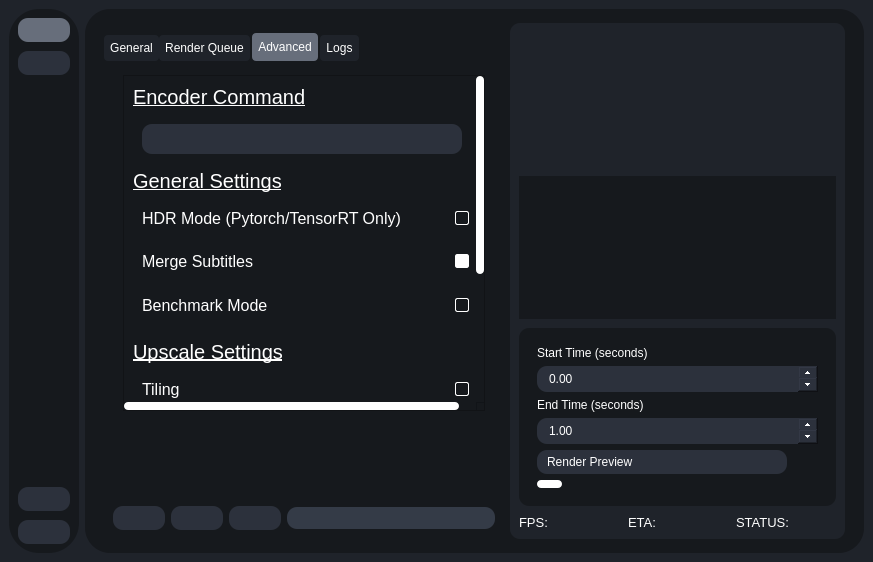
The window that testRVEInterface.ui (gokulmc/enhance_crop) describes before a commit, drawn with Qt 5.
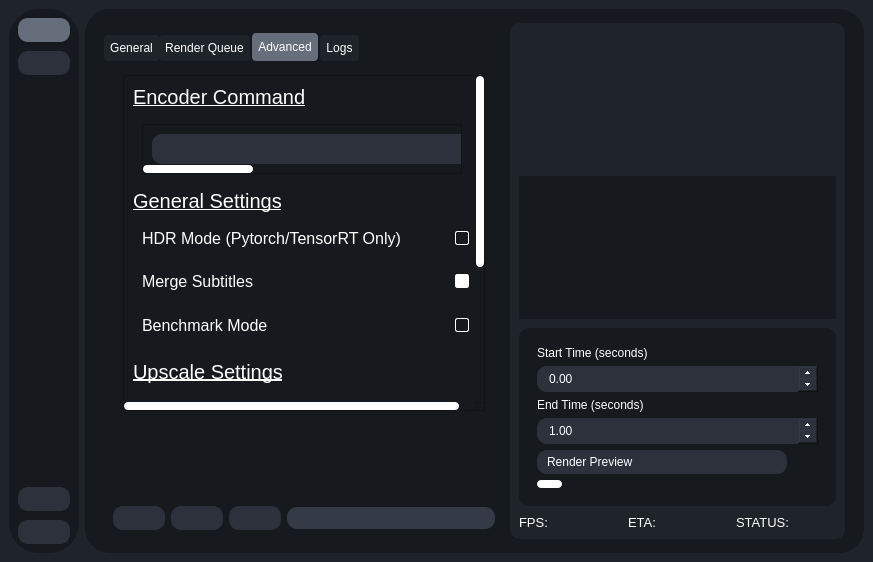
The same window after the commit. The open tabs and pages were chosen to show the change. Icons and pictures are not drawn.

Commit message: dynamically resize encoder command line edit

Diff of the .ui file:
```diff
--- a/testRVEInterface.ui
+++ b/testRVEInterface.ui
@@ -1856,8 +1856,8 @@
                                <rect>
                                 <x>0</x>
                                 <y>0</y>
-                                <width>369</width>
-                                <height>578</height>
+                                <width>376</width>
+                                <height>589</height>
                                </rect>
                               </property>
                               <layout class="QVBoxLayout" name="verticalLayout_33">
@@ -1910,17 +1910,48 @@
                                      <item>
                                       <widget class="QWidget" name="widget_32" native="true">
                                        <layout class="QHBoxLayout" name="horizontalLayout_51">
-                                        <item alignment="Qt::AlignmentFlag::AlignTop">
-                                         <widget class="QLineEdit" name="EncoderCommand">
+                                        <item>
+                                         <widget class="QScrollArea" name="scrollArea_6">
                                           <property name="minimumSize">
                                            <size>
                                             <width>0</width>
-                                            <height>30</height>
+                                            <height>50</height>
                                            </size>
                                           </property>
+                                          <property name="verticalScrollBarPolicy">
+                                           <enum>Qt::ScrollBarPolicy::ScrollBarAlwaysOff</enum>
+                                          </property>
+                                          <property name="horizontalScrollBarPolicy">
+                                           <enum>Qt::ScrollBarPolicy::ScrollBarAsNeeded</enum>
+                                          </property>
+                                          <property name="widgetResizable">
+                                           <bool>true</bool>
+                                          </property>
+                                          <widget class="QWidget" name="scrollAreaWidgetContents_6">
+                                           <property name="geometry">
+                                            <rect>
+                                             <x>0</x>
+                                             <y>0</y>
+                                             <width>918</width>
+                                             <height>48</height>
+                                            </rect>
+                                           </property>
+                                           <layout class="QHBoxLayout" name="horizontalLayout_54">
+                                            <item>
+                                             <widget class="QLineEdit" name="EncoderCommand">
+                                              <property name="minimumSize">
+                                               <size>
+                                                <width>900</width>
+                                                <height>30</height>
+                                               </size>
+                                              </property>
+                                             </widget>
+                                            </item>
+                                           </layout>
+                                          </widget>
                                          </widget>
                                         </item>
-                                        <item alignment="Qt::AlignmentFlag::AlignTop">
+                                        <item>
                                          <widget class="QLabel" name="label_75">
                                           <property name="maximumSize">
                                            <size>
```
Left out of the diff: 36 changed lines with no effect on the pictures. The commit also changes 3 other files.
